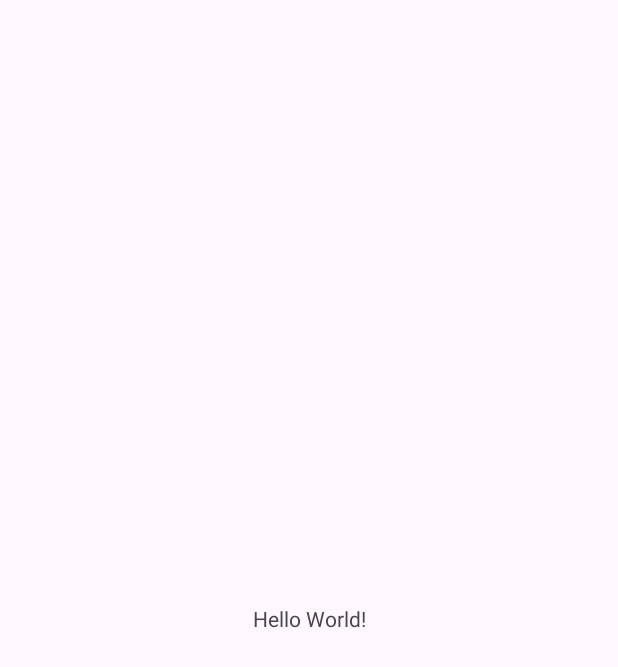
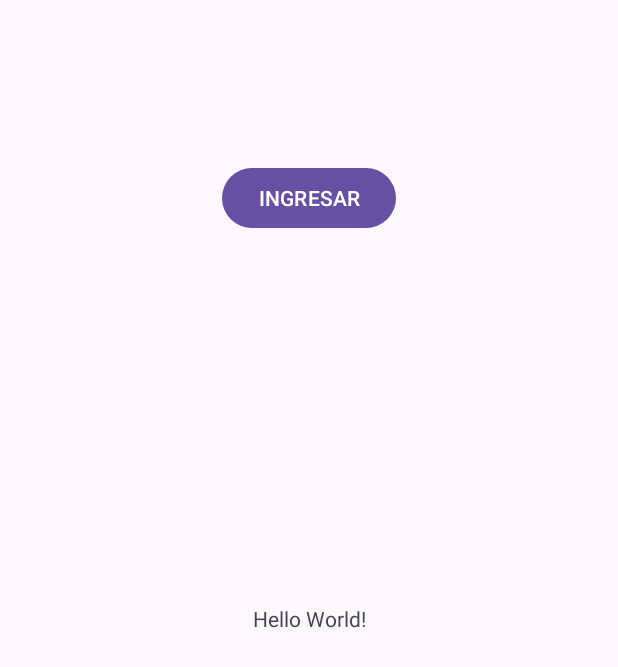
Before and after one commit to gariasojedis/AriasApp, an Android app: the screen it shows after launch (MainActivity), on a phone screen of 412 x 824 dp. Before the commit the part shown is almost empty. Shown: the top 667 px of the screen. Run offline under Robolectric (Android 15) with nearby library versions, the phone set to English and light mode, and no system bars.

Commit message:
Prueba 4

```diff
--- a/app/src/main/res/layout/activity_main.xml
+++ b/app/src/main/res/layout/activity_main.xml
@@ -7,6 +7,7 @@
     tools:context=".MainActivity">
 
     <TextView
+        android:id="@+id/textView2"
         android:layout_width="wrap_content"
         android:layout_height="wrap_content"
         android:text="Hello World!"
@@ -15,4 +16,14 @@
         app:layout_constraintStart_toStartOf="parent"
         app:layout_constraintTop_toTopOf="parent" />
 
+    <Button
+        android:id="@+id/button2"
+        android:layout_width="wrap_content"
+        android:layout_height="wrap_content"
+        android:layout_marginTop="108dp"
+        android:text="@string/INGRESAR"
+        app:layout_constraintEnd_toEndOf="parent"
+        app:layout_constraintStart_toStartOf="parent"
+        app:layout_constraintTop_toTopOf="parent" />
+
 </androidx.constraintlayout.widget.ConstraintLayout>
```
